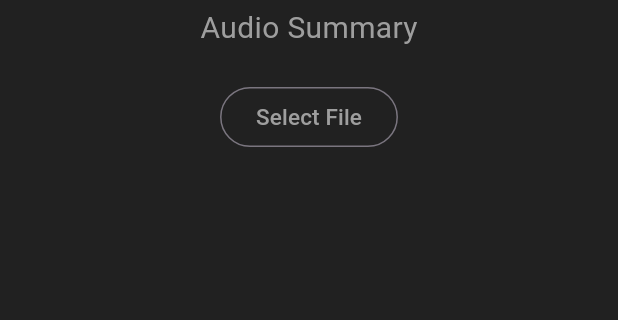
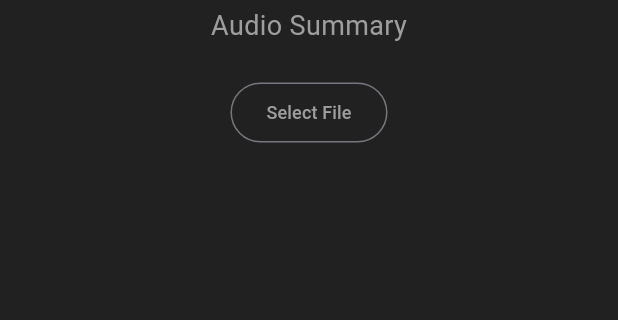
Before and after one commit to limnyn/BDJ_Front, a Flutter app: the UrlToSummary screen opened directly with empty values, after a tap on "Recent", after a tap on "Audio", on a phone screen of 412 x 824 dp, the part 66-386 px from its top. Run offline on Flutter 3.47's test engine with Material 2 defaults, Android fonts, the phone set to English and light mode, and no system bars; our stand-ins replace file_picker, flutter_dotenv, flutter_secure_storage, youtube_player_iframe; accounts and stored records are empty; network calls fail.

Commit message:
fix font size and ui

```diff
--- a/lib/audio_summary.dart
+++ b/lib/audio_summary.dart
@@ -1,7 +1,5 @@
 // lib/url_summary.dart
-import 'dart:io';
 import 'dart:convert' as convert;
-import 'dart:async';
 import 'package:http/http.dart' as http;
 
 
@@ -51,7 +49,7 @@ class _AudioToSummaryState extends State<AudioToSummary> {
     // 사용자의 기기에서 mp4, mp3, acc, wmv 파일을 열 수 있는 앱이 없다는 메시지를 표시합니다.
     ScaffoldMessenger.of(context).showSnackBar(
       SnackBar(
-        content: Text("사용자의 기기에서 mp4, mp3, acc, wmv 파일을 열 수 있는 앱이 없습니다."),
+        content: Text("사용자의 기기에서 mp4, mp3, acc, wmv 파일이 선택되지 않았습니다."),
       ),
     );
   }
@@ -167,10 +165,11 @@ class _AudioToSummaryState extends State<AudioToSummary> {
               children: [
                 Row(
                   mainAxisAlignment: MainAxisAlignment.spaceBetween,
-                  children: [ Container(
-                    child: OutlinedButton(
-                      onPressed: _goToHome,
-                      child: Text('Recent', style: TextStyle(color: Colors.grey),),
+                  children: [
+                    Container(
+                      child: OutlinedButton(
+                        onPressed: _goToHome,
+                        child: Text('Recent', style: TextStyle(color: Colors.grey),),
                     ),
                   ),
                     Row(
@@ -195,12 +194,9 @@ class _AudioToSummaryState extends State<AudioToSummary> {
                     )
                   ],
                 ),
-                Text('Audio Summary', style: TextStyle(fontSize: 20, color: Colors.grey[500])),
-
-
+                Text('Audio Summary', style: TextStyle(fontSize: 18, color: Colors.grey[500])),
 
                 Column(
-
                   children:[
                     Text(
                       isstart,
@@ -208,9 +204,8 @@ class _AudioToSummaryState extends State<AudioToSummary> {
                     ),
                     OutlinedButton(
                       onPressed :_pickFile,
-                      child: Text('Select File',style: TextStyle(fontSize: 15, color: Colors.grey[500])),),
+                      child: Text('Select File',style: TextStyle(fontSize: 12, color: Colors.grey[500])),),
                   ]
-
                 ),
                 Expanded(
                   child: SingleChildScrollView(
--- a/lib/home.dart
+++ b/lib/home.dart
@@ -204,7 +204,7 @@ class _HomeState extends State<Home> {
                     ,
                   ],
                 ),
-                Text('Recent Summary', style: TextStyle(fontSize: 20, color: Colors.grey[500])),
+                Text('Latest Summarized Videos', style: TextStyle(fontSize: 18, color: Colors.grey[500])),
 
                 Expanded(
                   child: SingleChildScrollView(
--- a/lib/url_summary.dart
+++ b/lib/url_summary.dart
@@ -12,7 +12,6 @@ import 'package:flutter_dotenv/flutter_dotenv.dart';
 import 'package:bdj_application/logout.dart';
 
 
-import 'package:meta/meta.dart';
 
 String? extractYouTubeVideoId(String url) {
   final pattern = RegExp(
@@ -178,7 +177,7 @@ class _UrlToSummaryState extends State<UrlToSummary> {
                     )
                   ],
                 ),
-                Text('Youtube Summary', style: TextStyle(fontSize: 20, color: Colors.grey[500])),
+                Text('Youtube Summary', style: TextStyle(fontSize: 18, color: Colors.grey[500])),
 
                 Container(
                   padding: EdgeInsets.fromLTRB(20, 0, 20, 0),
```
